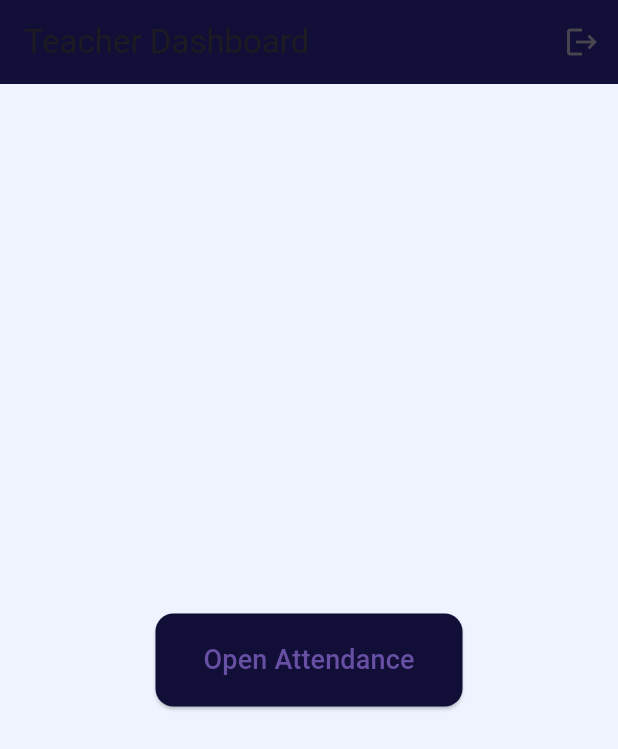
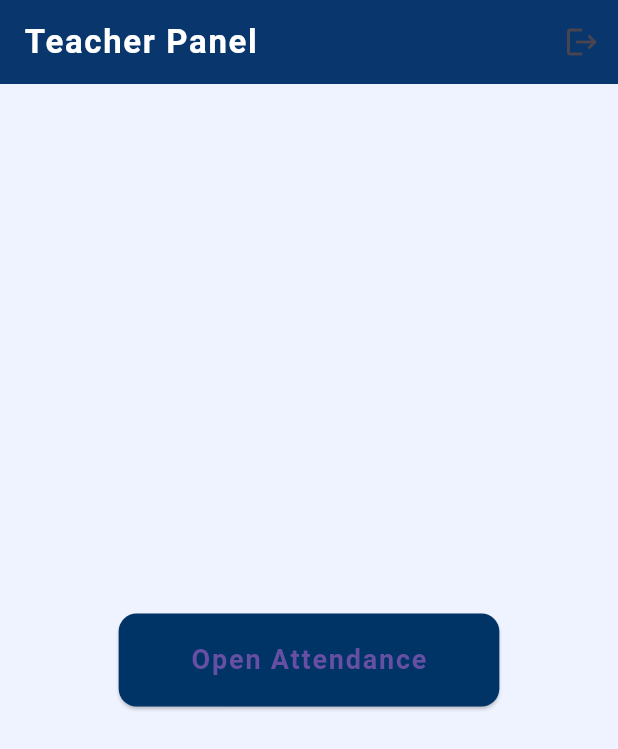
Before and after one commit to vidyakunj/vidyakunj-full-ready, a Flutter app: the TeacherDashboard screen opened directly, on a phone screen of 412 x 824 dp. Shown: the top 749 px of the screen. Run offline on Flutter 3.47's test engine with Material 3 defaults, Android fonts, the phone set to English and light mode, and no system bars; our stand-ins replace csv, file_picker, shared_preferences; accounts and stored records are empty.

Commit message:
Update teacher_dashboard.dart

```diff
--- a/lib/screens/teacher_dashboard.dart
+++ b/lib/screens/teacher_dashboard.dart
@@ -1,15 +1,16 @@
 import 'package:flutter/material.dart';
 import 'package:shared_preferences/shared_preferences.dart';
 
+import 'login_screen.dart';
 import 'new_attendance_screen.dart';
-import 'login_screen.dart';
 
 class TeacherDashboard extends StatelessWidget {
   const TeacherDashboard({super.key});
 
+  // ---------- LOGOUT ----------
   Future<void> _logout(BuildContext context) async {
     final prefs = await SharedPreferences.getInstance();
-    await prefs.clear();  // delete all login data
+    await prefs.clear();
 
     Navigator.pushReplacement(
       context,
@@ -19,14 +20,22 @@ class TeacherDashboard extends StatelessWidget {
 
   @override
   Widget build(BuildContext context) {
-    const navy = Color(0xFF110E38);
+    const navy = Color(0xff003366);
 
     return Scaffold(
       backgroundColor: const Color(0xffeef3ff),
 
       appBar: AppBar(
         backgroundColor: navy,
-        title: const Text("Teacher Dashboard"),
+        elevation: 4,
+        title: const Text(
+          "Teacher Panel",
+          style: TextStyle(
+            letterSpacing: 1.1,
+            fontWeight: FontWeight.bold,
+            color: Colors.white,
+          ),
+        ),
         actions: [
           IconButton(
             icon: const Icon(Icons.logout),
@@ -41,14 +50,18 @@ class TeacherDashboard extends StatelessWidget {
           child: ElevatedButton(
             style: ElevatedButton.styleFrom(
               backgroundColor: navy,
-              padding: const EdgeInsets.symmetric(horizontal: 32, vertical: 18),
+              padding: const EdgeInsets.symmetric(horizontal: 48, vertical: 18),
               shape: RoundedRectangleBorder(
                 borderRadius: BorderRadius.circular(12),
               ),
             ),
             child: const Text(
               "Open Attendance",
-              style: TextStyle(fontSize: 18),
+              style: TextStyle(
+                fontSize: 18,
+                letterSpacing: 1.2,
+                fontWeight: FontWeight.bold,
+              ),
             ),
             onPressed: () {
               Navigator.push(
```
